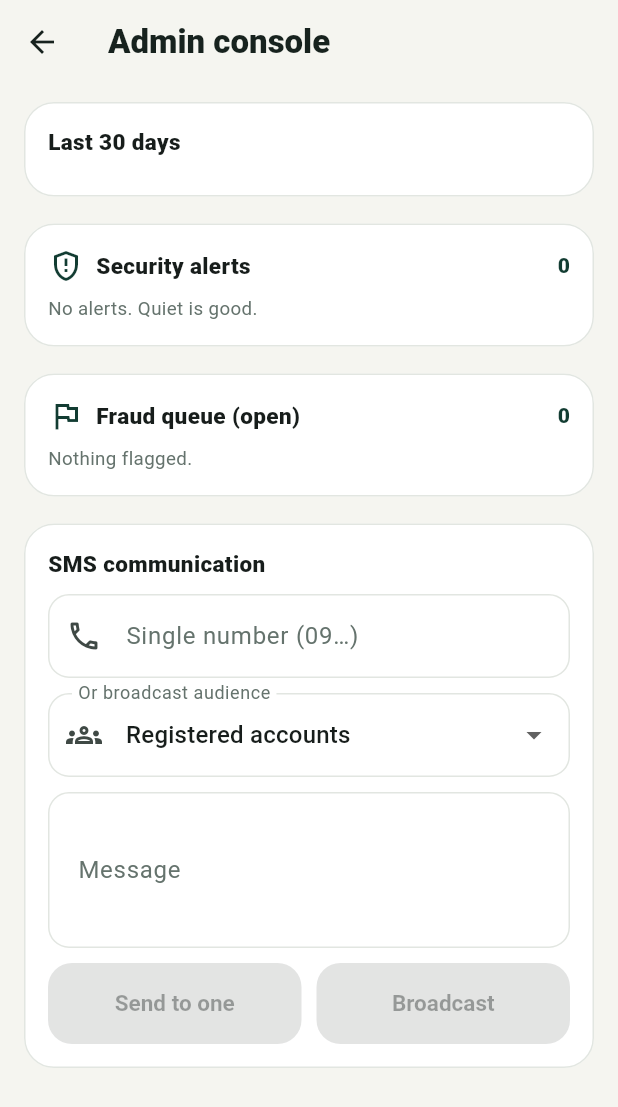
After one commit to Carpso/DropOff, a Flutter app: the AdminScreen screen opened directly, on a phone screen of 412 x 824 dp. The commit adds this screen. Shown: the top 1107 px of the screen. Run offline on Flutter 3.47's test engine with Material 3 defaults, Android fonts, the phone set to English and light mode, and no system bars; our stand-ins replace firebase_core, firebase_messaging, flutter_local_notifications, flutter_map, geolocator, latlong2 and 1 more; missing offline and left inert: vector_map_tiles, vector_map_tiles_pmtiles; accounts and stored records are empty; network calls fail.

Commit message:
v0.3.5: slot windows, task queue, admin console, no-rollover policy, fixes

```diff
--- a/app/lib/data/dropoff_api.dart
+++ b/app/lib/data/dropoff_api.dart
@@ -581,6 +581,31 @@ class DropOffApi {
 
   static Future<Map<String, dynamic>?> chatThreads() => get('/chat/threads');
 
+  /// Identity of the signed-in caller: {phone, role}. role 'admin' | 'ops'
+  /// unlocks the in-app admin console (owner phone is admin server-side).
+  static Future<Map<String, dynamic>?> me() => get('/me');
+
+  // ---- admin console (owner / admin key) ----
+
+  static Future<Map<String, dynamic>?> adminStats() => get('/admin/stats');
+
+  static Future<Map<String, dynamic>?> securityAlerts({bool unacknowledgedOnly = false}) =>
+      get('/security/alerts${unacknowledgedOnly ? '?unacknowledged=1' : ''}');
+
+  static Future<ApiResponse> ackAlert(int id) => post('/security/alerts/$id/ack', {});
+
+  static Future<Map<String, dynamic>?> fraudFlags({String status = 'open'}) =>
+      get('/admin/fraud?status=$status');
+
+  static Future<ApiResponse> reviewFraud(int id, {required String status}) =>
+      post('/admin/fraud/$id/review', {'status': status});
+
+  static Future<ApiResponse> adminSms({required String phone, required String message}) =>
+      post('/admin/sms', {'phone': phone, 'message': message});
+
+  static Future<ApiResponse> adminBroadcast({required String audience, required String message}) =>
+      post('/admin/sms/broadcast', {'audience': audience, 'message': message});
+
   /// The linked rider's day as slot-batched task queues (stops, ETAs, totals,
   /// destination branch, target drop-off time).
   static Future<Map<String, dynamic>?> riderQueue(String? phone) {
@@ -672,8 +697,6 @@ class DropOffApi {
     String kind = 'rider_earning',
   }) =>
       post('/admin/payouts', {'phone': phone, 'amount_zmw': amountZmw, 'kind': kind}, admin: true);
-
-  static Future<Map<String, dynamic>?> adminStats() => getAdmin('/admin/stats');
 }
 
 class ApiResponse {
--- /dev/null
+++ b/app/lib/screens/admin_screen.dart
@@ -0,0 +1,235 @@
+import 'package:flutter/material.dart';
+
+import '../data/dropoff_api.dart';
+import '../ui/app_theme.dart';
+
+/// Owner / admin console inside the app: live business stats, security
+/// alerts, the fraud queue, and SMS broadcasts. Visible only when the signed
+///-in identity resolves to role admin/ops on the server.
+class AdminScreen extends StatefulWidget {
+  const AdminScreen({super.key});
+
+  @override
+  State<AdminScreen> createState() => _AdminScreenState();
+}
+
+class _AdminScreenState extends State<AdminScreen> {
+  Map<String, dynamic>? _stats;
+  List<Map<String, dynamic>> _alerts = const [];
+  List<Map<String, dynamic>> _flags = const [];
+  bool _loading = true;
+
+  final _smsPhone = TextEditingController();
+  final _smsBody = TextEditingController();
+  String _audience = 'accounts';
+  bool _sending = false;
+
+  @override
+  void initState() {
+    super.initState();
+    _load();
+  }
+
+  @override
+  void dispose() {
+    _smsPhone.dispose();
+    _smsBody.dispose();
+    super.dispose();
+  }
+
+  Future<void> _load() async {
+    final stats = await DropOffApi.adminStats();
+    final alerts = await DropOffApi.securityAlerts();
+    final flags = await DropOffApi.fraudFlags();
+    if (!mounted) return;
+    setState(() {
+      _stats = stats;
+      _alerts = ((alerts?['alerts'] as List?) ?? const []).cast<Map<String, dynamic>>();
+      _flags = ((flags?['flags'] as List?) ?? const []).cast<Map<String, dynamic>>();
+      _loading = false;
+    });
+  }
+
+  Future<void> _sendSms({required bool broadcast}) async {
+    final body = _smsBody.text.trim();
+    if (body.isEmpty) return;
+    setState(() => _sending = true);
+    final res = broadcast
+        ? await DropOffApi.adminBroadcast(audience: _audience, message: body)
+        : await DropOffApi.adminSms(phone: _smsPhone.text.trim(), message: body);
+    if (!mounted) return;
+    setState(() => _sending = false);
+    ScaffoldMessenger.of(context).showSnackBar(SnackBar(content: Text(res.ok
+        ? (broadcast ? 'Broadcast queued — sends run in the background.' : 'SMS sent.')
+        : 'Send failed: ${res.error}')));
+    if (res.ok) _smsBody.clear();
+  }
+
+  @override
+  Widget build(BuildContext context) {
+    return Scaffold(
+      appBar: AppBar(title: const Text('Admin console', style: TextStyle(fontWeight: FontWeight.w900))),
+      body: _loading
+          ? const Center(child: CircularProgressIndicator())
+          : ListView(
+              padding: const EdgeInsets.fromLTRB(16, 12, 16, 28),
+              children: [
+                _statsCard(),
+                const SizedBox(height: 18),
+                _alertsCard(),
+                const SizedBox(height: 18),
+                _fraudCard(),
+                const SizedBox(height: 18),
+                _smsCard(),
+              ],
+            ),
+    );
+  }
+
+  Widget _statsCard() {
+    final entries = (_stats?..remove('subs_by_tier'))?.entries
+        .where((e) => e.value is num)
+        .toList() ?? const [];
+    final tiers = ((_stats?['subs_by_tier'] as List?) ?? const []).cast<Map<String, dynamic>>();
+    return Card(
+      child: Padding(
+        padding: const EdgeInsets.all(16),
+        child: Column(crossAxisAlignment: CrossAxisAlignment.start, children: [
+          const Text('Last 30 days', style: TextStyle(fontWeight: FontWeight.w900, fontSize: 15)),
+          const SizedBox(height: 10),
+          Wrap(spacing: 8, runSpacing: 8, children: [
+            for (final e in entries)
+              Container(
+                padding: const EdgeInsets.symmetric(horizontal: 12, vertical: 8),
+                decoration: BoxDecoration(color: AppColors.line.withValues(alpha: 0.18), borderRadius: BorderRadius.circular(11)),
+                child: Column(crossAxisAlignment: CrossAxisAlignment.start, children: [
+                  Text(e.key.toString().replaceAll('_', ' '), style: const TextStyle(fontSize: 10, color: AppColors.muted, fontWeight: FontWeight.w700)),
+                  Text(_fmtNum(e.value), style: const TextStyle(fontWeight: FontWeight.w900, fontSize: 14, color: AppColors.forest)),
+                ]),
+              ),
+          ]),
+          if (tiers.isNotEmpty) ...[
+            const SizedBox(height: 10),
+            for (final t in tiers)
+              Text('Active ${t['tier']} packs: ${t['n']}', style: const TextStyle(fontSize: 12.5, color: AppColors.muted)),
+          ],
+        ]),
+      ),
+    );
+  }
+
+  String _fmtNum(Object? v) {
+    if (v is! num) return '$v';
+    if (v == v.roundToDouble()) return v.toInt().toString();
+    return v.toStringAsFixed(2);
+  }
+
+  Widget _alertsCard() => Card(
+        child: Padding(
+          padding: const EdgeInsets.all(16),
+          child: Column(crossAxisAlignment: CrossAxisAlignment.start, children: [
+            Row(children: [
+              const Icon(Icons.gpp_maybe_outlined, color: AppColors.forest),
+              const SizedBox(width: 8),
+              const Expanded(child: Text('Security alerts', style: TextStyle(fontWeight: FontWeight.w900, fontSize: 15))),
+              Text('${_alerts.length}', style: const TextStyle(fontWeight: FontWeight.w900, color: AppColors.forest)),
+            ]),
+            const SizedBox(height: 8),
+            if (_alerts.isEmpty)
+              const Text('No alerts. Quiet is good.', style: TextStyle(color: AppColors.muted, fontSize: 12.5)),
+            for (final a in _alerts.take(10))
+              Padding(
+                padding: const EdgeInsets.symmetric(vertical: 5),
+                child: Row(crossAxisAlignment: CrossAxisAlignment.start, children: [
+                  Icon(a['severity'] == 'high' || a['severity'] == 'critical' ? Icons.error_outline : Icons.info_outline,
+                      size: 17, color: a['severity'] == 'high' || a['severity'] == 'critical' ? const Color(0xFFB3261E) : AppColors.muted),
+                  const SizedBox(width: 8),
+                  Expanded(child: Column(crossAxisAlignment: CrossAxisAlignment.start, children: [
+                    Text('${a['type']} · ${a['phone']}', style: const TextStyle(fontWeight: FontWeight.w800, fontSize: 12.5)),
+                    Text('${a['detail']}', style: const TextStyle(color: AppColors.muted, fontSize: 11.5, height: 1.3)),
+                  ])),
+                  TextButton(
+                    onPressed: () async { await DropOffApi.ackAlert((a['id'] as num).toInt()); _load(); },
+                    child: const Text('Ack'),
+                  ),
+                ]),
+              ),
+          ]),
+        ),
+      );
+
+  Widget _fraudCard() => Card(
+        child: Padding(
+          padding: const EdgeInsets.all(16),
+          child: Column(crossAxisAlignment: CrossAxisAlignment.start, children: [
+            Row(children: [
+              const Icon(Icons.flag_outlined, color: AppColors.forest),
+              const SizedBox(width: 8),
+              const Expanded(child: Text('Fraud queue (open)', style: TextStyle(fontWeight: FontWeight.w900, fontSize: 15))),
+              Text('${_flags.length}', style: const TextStyle(fontWeight: FontWeight.w900, color: AppColors.forest)),
+            ]),
+            const SizedBox(height: 8),
+            if (_flags.isEmpty)
+              const Text('Nothing flagged.', style: TextStyle(color: AppColors.muted, fontSize: 12.5)),
+            for (final f in _flags.take(10))
+              Padding(
+                padding: const EdgeInsets.symmetric(vertical: 5),
+                child: Row(children: [
+                  Expanded(child: Column(crossAxisAlignment: CrossAxisAlignment.start, children: [
+                    Text('${f['job_ref']} · score ${f['score']}', style: const TextStyle(fontWeight: FontWeight.w800, fontSize: 12.5)),
+                    Text('${f['reasons']}', style: const TextStyle(color: AppColors.muted, fontSize: 11.5)),
+                  ])),
+                  TextButton(onPressed: () async { await DropOffApi.reviewFraud((f['id'] as num).toInt(), status: 'cleared'); _load(); }, child: const Text('Clear')),
+                  TextButton(onPressed: () async { await DropOffApi.reviewFraud((f['id'] as num).toInt(), status: 'confirmed'); _load(); }, child: const Text('Confirm')),
+                ]),
+              ),
+          ]),
+        ),
+      );
+
+  Widget _smsCard() => Card(
+        child: Padding(
+          padding: const EdgeInsets.all(16),
+          child: Column(crossAxisAlignment: CrossAxisAlignment.start, children: [
+            const Text('SMS communication', style: TextStyle(fontWeight: FontWeight.w900, fontSize: 15)),
+            const SizedBox(height: 10),
+            TextField(
+              controller: _smsPhone,
+              keyboardType: TextInputType.phone,
+              decoration: const InputDecoration(labelText: 'Single number (09…)', prefixIcon: Icon(Icons.phone_outlined)),
+            ),
+            const SizedBox(height: 10),
+            DropdownButtonFormField<String>(
+              initialValue: _audience,
+              decoration: const InputDecoration(labelText: 'Or broadcast audience', prefixIcon: Icon(Icons.groups_outlined)),
+              items: const [
+                DropdownMenuItem(value: 'accounts', child: Text('Registered accounts')),
+                DropdownMenuItem(value: 'sellers', child: Text('All sellers (booked before)')),
+                DropdownMenuItem(value: 'subscribers', child: Text('Active pack subscribers')),
+                DropdownMenuItem(value: 'all', child: Text('Everyone')),
+              ],
+              onChanged: (v) => setState(() => _audience = v ?? 'accounts'),
+            ),
+            const SizedBox(height: 10),
+            TextField(
+              controller: _smsBody,
+              maxLines: 3,
+              maxLength: 600,
+              decoration: const InputDecoration(labelText: 'Message', hintText: 'Marketing or operational notice…', counterText: ''),
+            ),
+            const SizedBox(height: 10),
+            Row(children: [
+              Expanded(child: FilledButton.tonal(
+                onPressed: _sending || _smsBody.text.trim().isEmpty ? null : () => _sendSms(broadcast: false),
+                child: const Text('Send to one'),
+              )),
+              const SizedBox(width: 10),
+              Expanded(child: FilledButton(
+                onPressed: _sending || _smsBody.text.trim().isEmpty ? null : () => _sendSms(broadcast: true),
+                child: Text(_sending ? 'Sending…' : 'Broadcast'),
+              )),
+            ]),
+          ]),
+        ),
+      );
+}
--- a/app/pubspec.yaml
+++ b/app/pubspec.yaml
@@ -1,7 +1,7 @@
 name: dropoff
 description: DropOff - home or shop pickup to your chosen Zambian courier depot.
 publish_to: "none"
-version: 0.3.3+4
+version: 0.3.5+6
 
 environment:
   sdk: ">=3.4.0 <4.0.0"
```
Also changed, not shown: app/lib/screens/account_screen.dart (+55 -2 lines), app/lib/screens/booking_screen.dart (+5 -5 lines), app/lib/screens/operations_screen.dart (+10 -37 lines), 1 other file.
